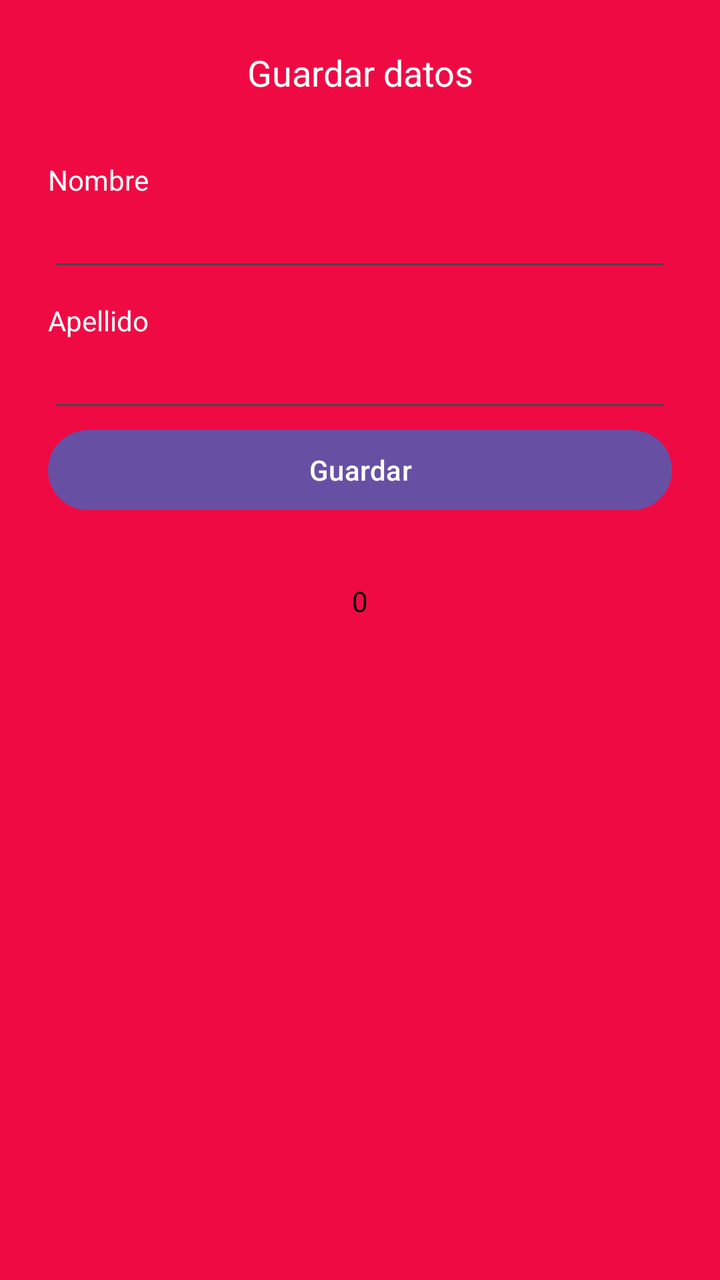
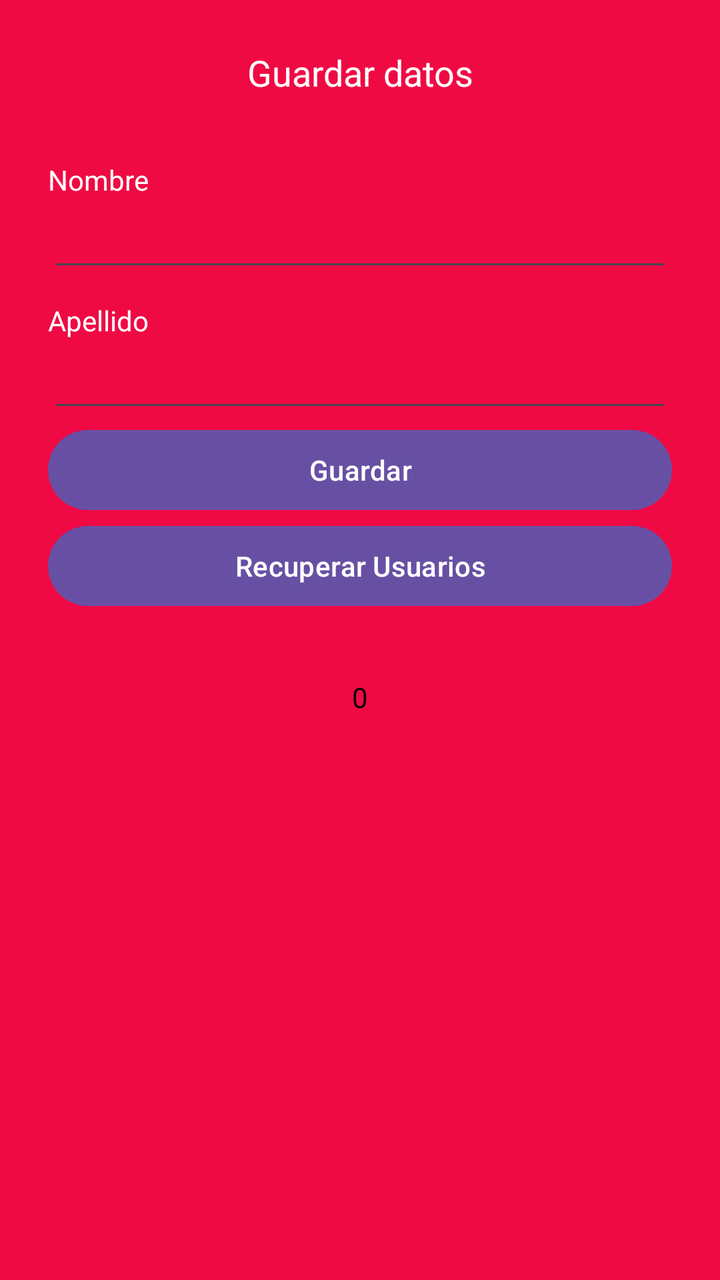

Screens rendered from an Android XML layout before and after an edit, with the pre-edit source and the edit as a unified diff.
<!-- AndroidManifest.xml: application theme Theme.MovilesParte1 -->
<!-- res/layout/fragment_first_frament.xml -->
<?xml version="1.0" encoding="utf-8"?>
<androidx.constraintlayout.widget.ConstraintLayout
    xmlns:android="http://schemas.android.com/apk/res/android"
    xmlns:tools="http://schemas.android.com/tools"
    xmlns:app="http://schemas.android.com/apk/res-auto"
    android:layout_width="match_parent"
    android:layout_height="match_parent"
    android:background="@color/red"
    tools:context=".application.fragments.FirstFragment">

    <LinearLayout
        android:layout_width="match_parent"
        android:layout_height="match_parent"
        android:layout_margin="24dp"
        android:orientation="vertical">

        <TextView
            android:layout_width="match_parent"
            android:layout_height="wrap_content"
            android:layout_marginBottom="32dp"
            android:gravity="center"
            android:text="Guardar datos"
            android:textColor="@color/white"
            android:textSize="18sp" />

        <TextView
            android:layout_width="match_parent"
            android:layout_height="wrap_content"

            android:text="Nombre"
            android:textColor="@color/white" />
        <com.google.android.material.textfield.TextInputEditText
            android:id="@+id/nameUser"
            android:layout_width="match_parent"
            android:layout_height="wrap_content" />

        <TextView
            android:layout_width="match_parent"
            android:layout_height="wrap_content"
            android:layout_marginTop="10dp"
            android:text="Apellido"
            android:textColor="@color/white" />
        <com.google.android.material.textfield.TextInputEditText
            android:id="@+id/lastnameUser"
            android:layout_width="match_parent"
            android:layout_height="wrap_content" />

        <Button
            android:id="@+id/btnRegresar"
            android:layout_width="match_parent"
            android:layout_height="wrap_content"
            android:gravity="center"
            android:text="Guardar" />
        <TextView
            android:id="@+id/contadorTxt"
            android:layout_marginTop="32dp"
            android:layout_width="match_parent"
            android:layout_height="wrap_content"
            android:textColor="@color/black"
            android:text="0"
            android:gravity="center"
            />

    </LinearLayout>

</androidx.constraintlayout.widget.ConstraintLayout>
<!-- resources referenced by this layout -->
<resources>
  <color name="black">#FF000000</color>
  <color name="red">#EF0A44</color>
  <color name="white">#FFFFFFFF</color>
  <style name="Theme.MovilesParte1" parent="Base.Theme.MovilesParte1" />
  <style name="Base.Theme.MovilesParte1" parent="Theme.Material3.DayNight.NoActionBar">
          
          
      </style>
</resources>

<!-- the commit's change to res/layout/fragment_first_frament.xml (unified diff, before → after) -->
@@ -51,6 +51,13 @@
             android:layout_height="wrap_content"
             android:gravity="center"
             android:text="Guardar" />
+
+        <Button
+            android:id="@+id/btnApi"
+            android:layout_width="match_parent"
+            android:layout_height="wrap_content"
+            android:gravity="center"
+            android:text="Recuperar Usuarios" />
         <TextView
             android:id="@+id/contadorTxt"
             android:layout_marginTop="32dp"
